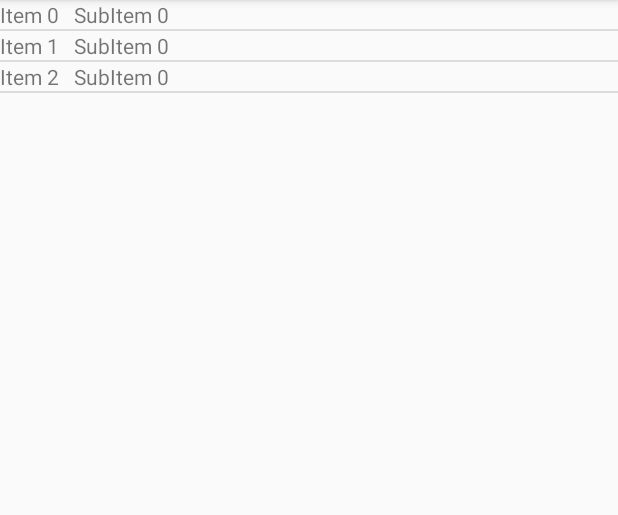
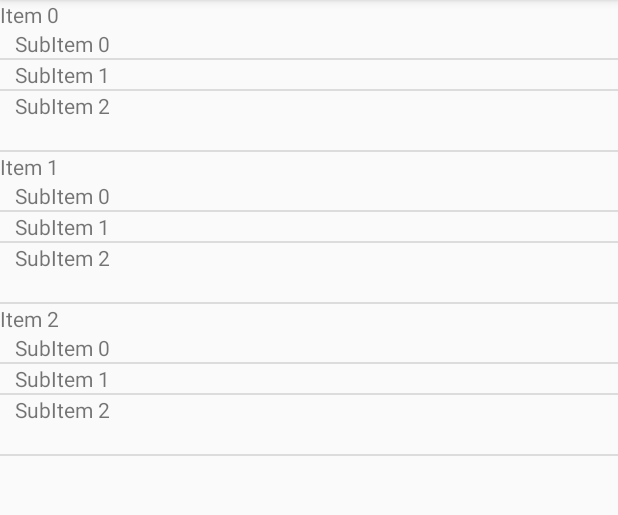
Before and after one commit to Chuque/listview-inside-listview, an Android app: the screen it shows after launch (MainActivity), on a phone screen of 412 x 824 dp, the part 84-599 px from its top. Run offline under Robolectric (Android 15) with nearby library versions, the phone set to English and light mode, and no system bars.

Commit message:
Double listview implementada, porem a altura do item deve ser fixa. Procurar workaround.

```diff
--- a/app/src/main/java/com/example/rafael/doublelistview/MainActivity.java
+++ b/app/src/main/java/com/example/rafael/doublelistview/MainActivity.java
@@ -23,7 +23,7 @@ public class MainActivity extends AppCompatActivity {
 
         //populate arraylists
         ArrayList<SubItem> subItems = new ArrayList<>();
-        for(int i=0;i<2;i++){
+        for(int i=0;i<3;i++){
             SubItem subItem = new SubItem();
             subItem.setText("SubItem " + i);
             subItems.add(subItem);
@@ -32,7 +32,7 @@ public class MainActivity extends AppCompatActivity {
         for(int i=0;i<3;i++) {
             Item item = new Item();
             item.setText("Item " + i);
-            item.setSubItems(subItems);
+            item.setSubItems((ArrayList<SubItem>)subItems.clone());
             items.add(item);
         }
 
--- a/app/src/main/java/com/example/rafael/doublelistview/subitem/SubItemAdapter.java
+++ b/app/src/main/java/com/example/rafael/doublelistview/subitem/SubItemAdapter.java
@@ -40,7 +40,7 @@ public class SubItemAdapter extends ArrayAdapter<SubItem> {
     @Override
     public long getItemId(int position) {
         //TODO adicionar um id na classe SubItem e retorna-lo aqui. Por enquanto, pode retornar 0;
-        return 0;
+        return position;
     }
 
     @Override
--- a/app/src/main/res/layout/item.xml
+++ b/app/src/main/res/layout/item.xml
@@ -1,9 +1,9 @@
 <?xml version="1.0" encoding="utf-8"?>
 <LinearLayout
     xmlns:android="http://schemas.android.com/apk/res/android"
-    android:layout_width="wrap_content"
-    android:layout_height="wrap_content"
-    android:orientation="horizontal">
+    android:layout_width="match_parent"
+    android:layout_height="100dp"
+    android:orientation="vertical">
 
     <TextView
         android:id="@+id/itemText"
@@ -13,8 +13,8 @@
 
     <ListView
         android:id="@+id/subItemList"
-        android:layout_width="match_parent"
-        android:layout_height="match_parent">
+        android:layout_width="wrap_content"
+        android:layout_height="wrap_content">
 
     </ListView>
 
--- a/app/src/main/res/layout/subitem.xml
+++ b/app/src/main/res/layout/subitem.xml
@@ -8,7 +8,7 @@
     <TextView
         android:id="@+id/subItemText"
         android:text="SubItem Text"
-        android:layout_width="wrap_content"
+        android:layout_width="match_parent"
         android:layout_height="wrap_content"
         android:layout_marginLeft="10dp"/>
 
```
Also changed, not shown: 1 other file.
